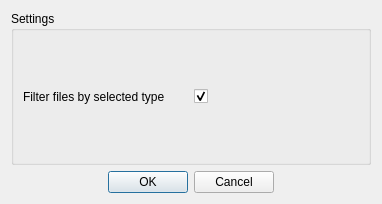
This is ui/AdditionalSettings.ui in Puxtril/Warframe-Exporter as Qt 5 draws it before an edit. The edited form follows.
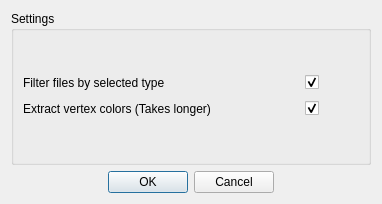
This is the edited form.

Commit message: Extract vertex colors option on UI

```diff
--- a/ui/AdditionalSettings.ui
+++ b/ui/AdditionalSettings.ui
@@ -42,6 +42,19 @@
           </property>
          </widget>
         </item>
+        <item>
+         <spacer name="horizontalSpacer_2">
+          <property name="orientation">
+           <enum>Qt::Orientation::Horizontal</enum>
+          </property>
+          <property name="sizeHint" stdset="0">
+           <size>
+            <width>40</width>
+            <height>20</height>
+           </size>
+          </property>
+         </spacer>
+        </item>
         <item>
          <widget class="QCheckBox" name="FilterFilesCheckbox">
           <property name="text">
@@ -52,6 +65,72 @@
           </property>
          </widget>
         </item>
+        <item>
+         <spacer name="horizontalSpacer">
+          <property name="orientation">
+           <enum>Qt::Orientation::Horizontal</enum>
+          </property>
+          <property name="sizeType">
+           <enum>QSizePolicy::Policy::Fixed</enum>
+          </property>
+          <property name="sizeHint" stdset="0">
+           <size>
+            <width>40</width>
+            <height>20</height>
+           </size>
+          </property>
+         </spacer>
+        </item>
+       </layout>
+      </item>
+      <item>
+       <layout class="QHBoxLayout" name="ExtractVertexColorsLayout">
+        <item>
+         <widget class="QLabel" name="ExtractVertexColorsLabel">
+          <property name="text">
+           <string>Extract vertex colors (Takes longer)</string>
+          </property>
+         </widget>
+        </item>
+        <item>
+         <spacer name="horizontalSpacer_3">
+          <property name="orientation">
+           <enum>Qt::Orientation::Horizontal</enum>
+          </property>
+          <property name="sizeHint" stdset="0">
+           <size>
+            <width>40</width>
+            <height>20</height>
+           </size>
+          </property>
+         </spacer>
+        </item>
+        <item>
+         <widget class="QCheckBox" name="ExtractVertexColorsCheckbox">
+          <property name="text">
+           <string/>
+          </property>
+          <property name="checked">
+           <bool>true</bool>
+          </property>
+         </widget>
+        </item>
+        <item>
+         <spacer name="horizontalSpacer_4">
+          <property name="orientation">
+           <enum>Qt::Orientation::Horizontal</enum>
+          </property>
+          <property name="sizeType">
+           <enum>QSizePolicy::Policy::Fixed</enum>
+          </property>
+          <property name="sizeHint" stdset="0">
+           <size>
+            <width>40</width>
+            <height>20</height>
+           </size>
+          </property>
+         </spacer>
+        </item>
        </layout>
       </item>
       <item>
@@ -62,7 +141,7 @@
         <property name="sizeHint" stdset="0">
          <size>
           <width>20</width>
-          <height>8</height>
+          <height>40</height>
          </size>
         </property>
        </spacer>
```
Left out of the diff: 8 changed lines with no effect on the pictures. The commit also changes 6 other files.
